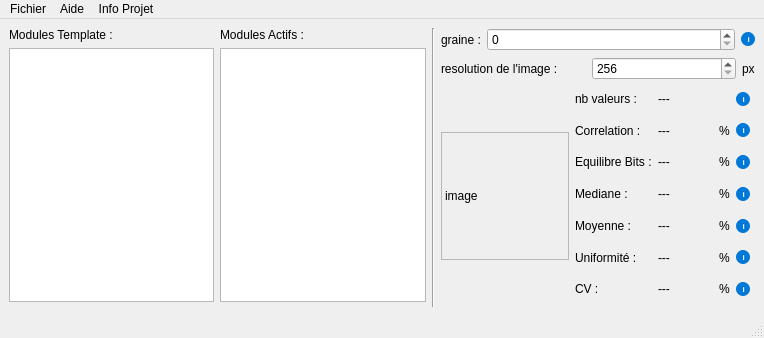
Above: FichiersQT/mainwindow.ui from erreur130/Editeur_Nombres_Aleatoire before the change. Below: the same form after it.
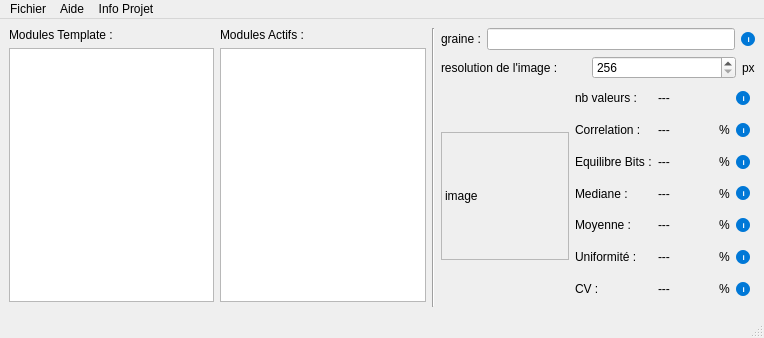
That is the form after the change.

Commit message: feat : implémentation de fonction dans EGNA et RotationBits et modification de la gestion de la graine dans l'UI

Patch:
```diff
--- a/FichiersQT/mainwindow.ui
+++ b/FichiersQT/mainwindow.ui
@@ -110,20 +110,7 @@
          </widget>
         </item>
         <item>
-         <widget class="QSpinBox" name="spinBoxGraine">
-          <property name="sizePolicy">
-           <sizepolicy hsizetype="Expanding" vsizetype="Fixed">
-            <horstretch>0</horstretch>
-            <verstretch>0</verstretch>
-           </sizepolicy>
-          </property>
-          <property name="specialValueText">
-           <string/>
-          </property>
-          <property name="maximum">
-           <number>400000000</number>
-          </property>
-         </widget>
+         <widget class="QLineEdit" name="textGraine"/>
         </item>
         <item>
          <widget class="QLabel" name="infoNbValeurs_2">
```
The commit also changes 7 other files.
